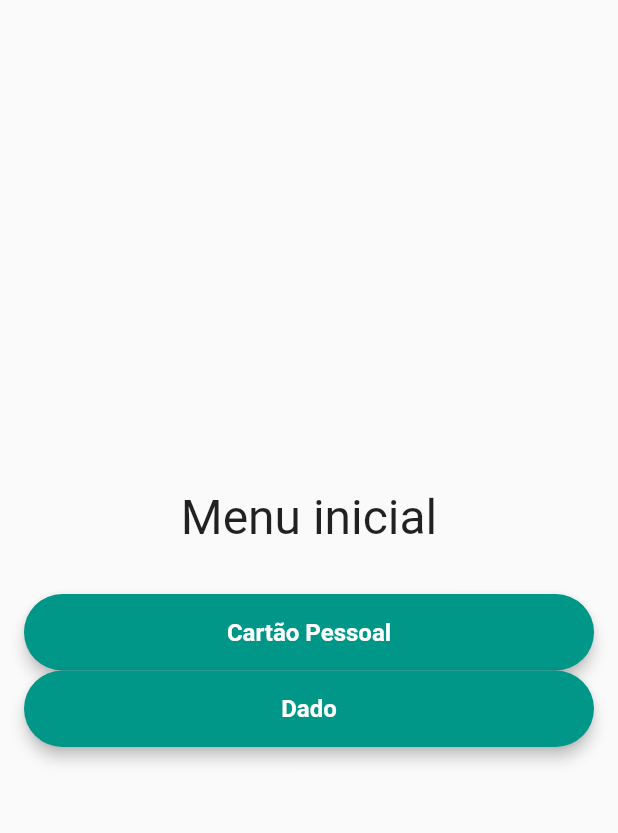
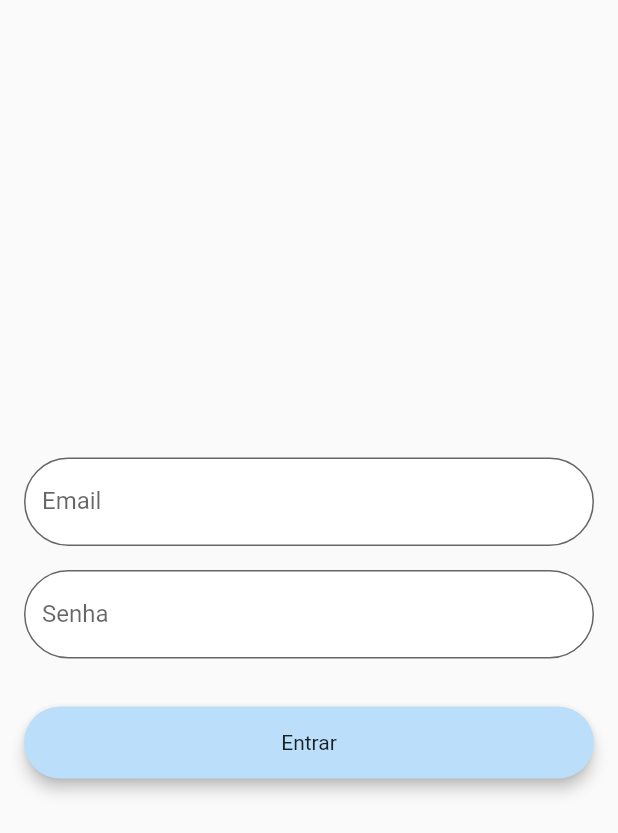
Before and after one commit to marcelopmont/1SCJRBB, a Flutter app: the screen it shows after launch, on a phone screen of 412 x 824 dp. Shown: the top 833 px of the screen. Run offline on Flutter 3.47's test engine with Material 2 defaults, Android fonts, the phone set to English and light mode, and no system bars; our stand-ins replace firebase_auth, firebase_core, google_fonts; accounts and stored records are empty.

Commit message:
Login screen

```diff
--- a/lib/main.dart
+++ b/lib/main.dart
@@ -1,10 +1,15 @@
-import 'package:example_blocs/screens/counter_screen.dart';
-import 'package:example_blocs/screens/dice_screen.dart';
-import 'package:example_blocs/screens/menu_screen.dart';
-import 'package:example_blocs/screens/personal_card_screen.dart';
+import 'package:example_blocs/screens/counter/counter_screen.dart';
+import 'package:example_blocs/screens/dice/dice_screen.dart';
+import 'package:example_blocs/screens/login/login_screen.dart';
+import 'package:example_blocs/screens/menu/menu_screen.dart';
+import 'package:example_blocs/screens/personal_card/personal_card_screen.dart';
 import 'package:flutter/material.dart';
+import 'package:firebase_core/firebase_core.dart';
 
-void main() {
+
+void main() async {
+  WidgetsFlutterBinding.ensureInitialized();
+  await Firebase.initializeApp();
   runApp(const MyApp());
 }
 
@@ -18,8 +23,9 @@ class MyApp extends StatelessWidget {
       theme: ThemeData(
         primarySwatch: Colors.blue,
       ),
-      initialRoute: MenuScreen.id,
+      initialRoute: LoginScreen.id,
       routes: {
+        LoginScreen.id: (context) => const LoginScreen(),
         MenuScreen.id: (context) => const MenuScreen(),
         CounterScreen.id: (context) => const CounterScreen(),
         DiceScreen.id: (context) => const DiceScreen(),
--- /dev/null
+++ b/lib/screens/login/components/rounded_button.dart
@@ -0,0 +1,30 @@
+import 'package:flutter/material.dart';
+
+class RoundedButton extends StatelessWidget {
+  const RoundedButton({
+    Key? key,
+    required this.text,
+    required this.onPressed,
+  }) : super(key: key);
+
+  final String text;
+  final Function() onPressed;
+
+  @override
+  Widget build(BuildContext context) {
+    return InkWell(
+      onTap: onPressed,
+      child: Material(
+        color: Theme.of(context).primaryColorLight,
+        elevation: 4,
+        borderRadius: const BorderRadius.all(Radius.circular(1000)),
+        child: Padding(
+          padding: const EdgeInsets.all(16),
+          child: Center(
+            child: Text(text),
+          ),
+        ),
+      ),
+    );
+  }
+}
--- /dev/null
+++ b/lib/screens/login/components/rounded_text_field.dart
@@ -0,0 +1,27 @@
+import 'package:flutter/material.dart';
+
+class RoundedTextField extends StatelessWidget {
+  const RoundedTextField({
+    Key? key,
+    required this.onTextChanged,
+    this.hint = '',
+  }) : super (key: key);
+
+  final String hint;
+  final Function(String) onTextChanged;
+
+  @override
+  Widget build(BuildContext context) {
+    return TextField(
+      onChanged: onTextChanged,
+      decoration: InputDecoration(
+        labelText: hint,
+        border: OutlineInputBorder(
+          borderRadius: BorderRadius.circular(1000),
+        ),
+        filled: true,
+        fillColor: Colors.white,
+      ),
+    );
+  }
+}
--- /dev/null
+++ b/lib/screens/login/login_screen.dart
@@ -0,0 +1,72 @@
+import 'package:example_blocs/screens/login/components/rounded_button.dart';
+import 'package:example_blocs/screens/login/components/rounded_text_field.dart';
+import 'package:example_blocs/screens/menu/menu_screen.dart';
+import 'package:firebase_auth/firebase_auth.dart';
+import 'package:flutter/material.dart';
+
+class LoginScreen extends StatelessWidget {
+  static const String id = 'login';
+
+  const LoginScreen({Key? key}) : super(key: key);
+
+  @override
+  Widget build(BuildContext context) {
+    var userEmail = '';
+    var userPassword = '';
+
+    return Scaffold(
+      body: SafeArea(
+        child: Padding(
+          padding: const EdgeInsets.symmetric(horizontal: 16),
+          child: Column(
+            mainAxisAlignment: MainAxisAlignment.center,
+            children: [
+              RoundedTextField(
+                hint: 'Email',
+                onTextChanged: (newEmail) => userEmail = newEmail,
+              ),
+              const SizedBox(height: 16),
+              RoundedTextField(
+                hint: 'Senha',
+                onTextChanged: (newPassword) => userPassword = newPassword,
+              ),
+              const SizedBox(height: 32.0),
+              RoundedButton(
+                text: 'Entrar',
+                onPressed: () => makeLogin(
+                  context,
+                  userEmail,
+                  userPassword,
+                ),
+              ),
+            ],
+          ),
+        ),
+      ),
+    );
+  }
+
+  void makeLogin(BuildContext context, String email, String password) async {
+    try {
+      await FirebaseAuth.instance.signInWithEmailAndPassword(
+        email: email,
+        password: password,
+      );
+      Navigator.pushReplacementNamed(context, MenuScreen.id);
+    } catch (error) {
+      makeRegister(context, email, password);
+    }
+  }
+
+  void makeRegister(BuildContext context, String email, String password) async {
+    try {
+      await FirebaseAuth.instance.createUserWithEmailAndPassword(
+        email: email,
+        password: password,
+      );
+      Navigator.pushReplacementNamed(context, MenuScreen.id);
+    } catch(error) {
+      print(error);
+    }
+  }
+}
--- a/lib/screens/menu_screen.dart
+++ b/lib/screens/menu/menu_screen.dart
@@ -1,7 +1,7 @@
 import 'dart:math';
 
-import 'package:example_blocs/screens/dice_screen.dart';
-import 'package:example_blocs/screens/personal_card_screen.dart';
+import 'package:example_blocs/screens/dice/dice_screen.dart';
+import 'package:example_blocs/screens/personal_card/personal_card_screen.dart';
 import 'package:flutter/material.dart';
 
 class MenuScreen extends StatelessWidget {
--- a/pubspec.yaml
+++ b/pubspec.yaml
@@ -36,6 +36,7 @@ dependencies:
   cupertino_icons: ^1.0.2
   google_fonts: ^2.3.2
   url_launcher: ^6.1.0
+  firebase_auth: ^3.3.17
 
 dev_dependencies:
   flutter_test:
```
Also changed, not shown: lib/screens/counter/counter_screen.dart (renamed from lib/screens/counter_screen.dart), lib/screens/dice/dice_screen.dart (renamed from lib/screens/dice_screen.dart), lib/screens/movies/movies_screen.dart (added), lib/screens/personal_card/personal_card_screen.dart (renamed from lib/screens/personal_card_screen.dart), pubspec.lock, 3 other files.
